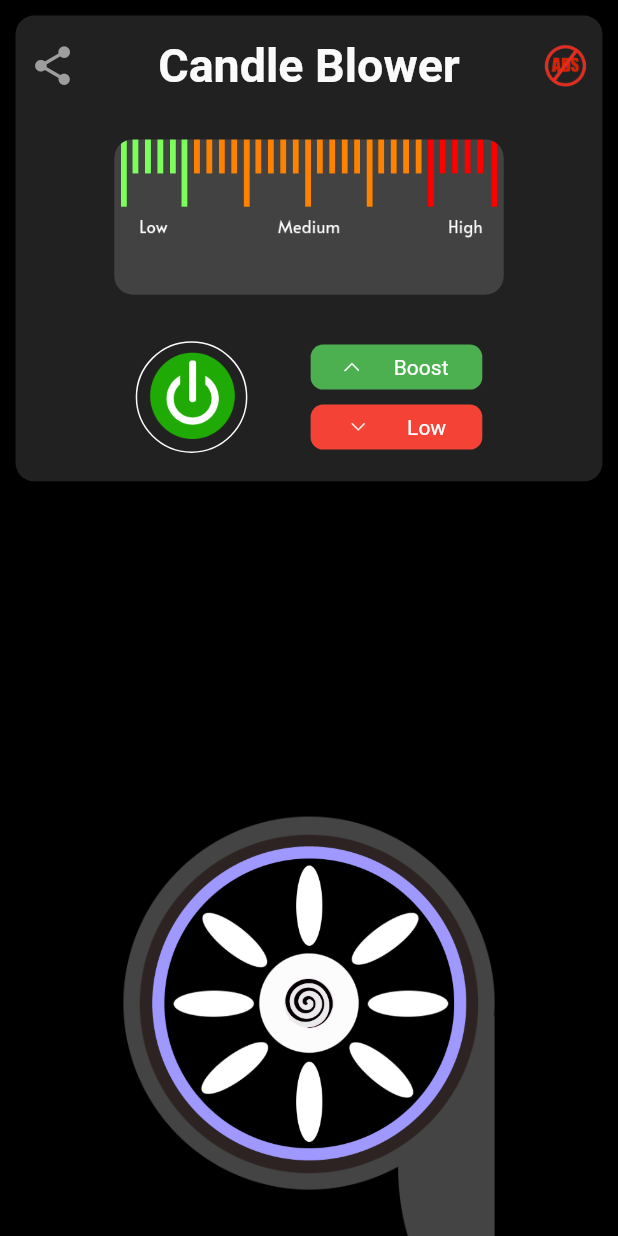
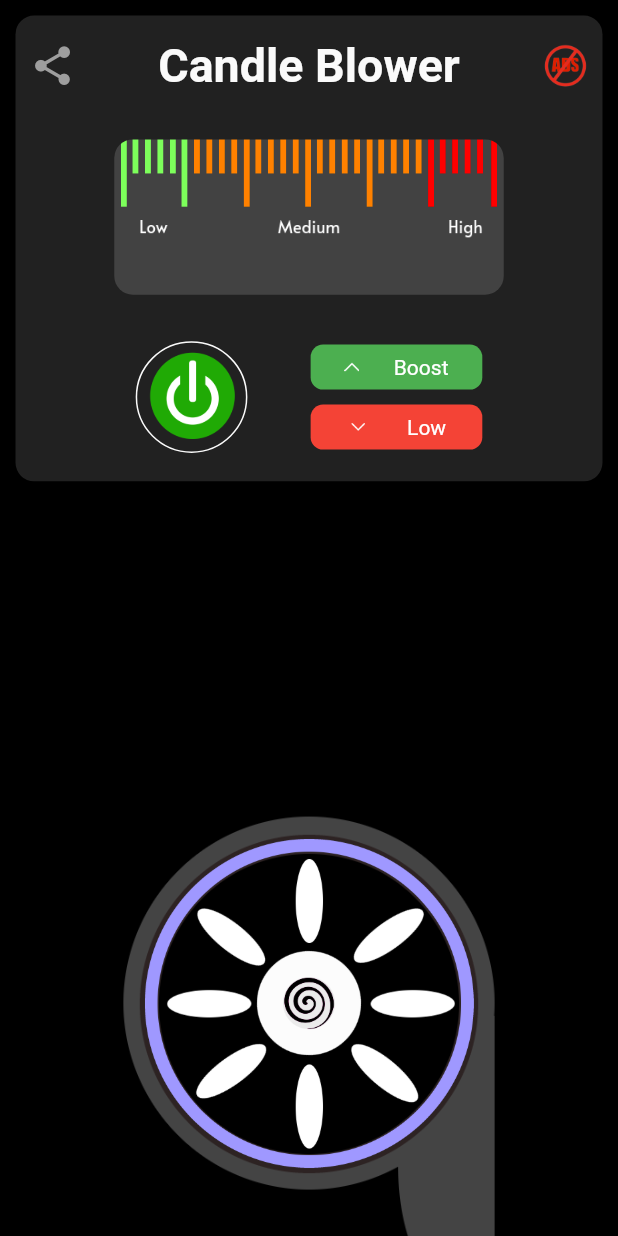
Before and after one commit to BHARGAVTHUMMAR/blower, a Flutter app: the screen it shows after launch, on a phone screen of 412 x 824 dp. Run offline on Flutter 3.47's test engine with Material 2 defaults, Android fonts, the light colour scheme and no system bars; our stand-ins replace get.

```diff
--- a/lib/app/modules/home/views/home_view.dart
+++ b/lib/app/modules/home/views/home_view.dart
@@ -193,7 +193,7 @@ class HomeView extends GetView<HomeController> {
                                     .animate(controller.animationController!),
                                 child: Image.asset(
                                   "assets/fan.png",
-                                  height: MySize.getHeight(210),
+                                  height: MySize.getHeight(220),
                                 ),
                               ),
                             )
@@ -212,7 +212,7 @@ class HomeView extends GetView<HomeController> {
                           Positioned(
                             child: Image.asset(
                               "assets/fan.png",
-                              height: MySize.getHeight(210),
+                              height: MySize.getHeight(220),
                             ),
                           )
                         ],
```
